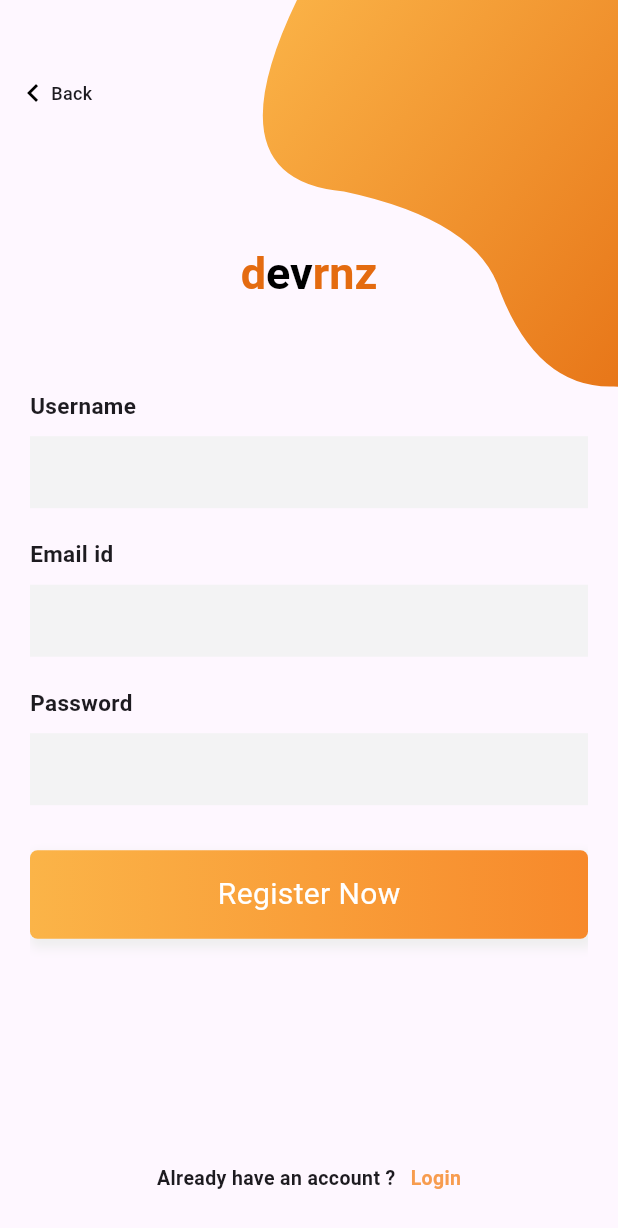
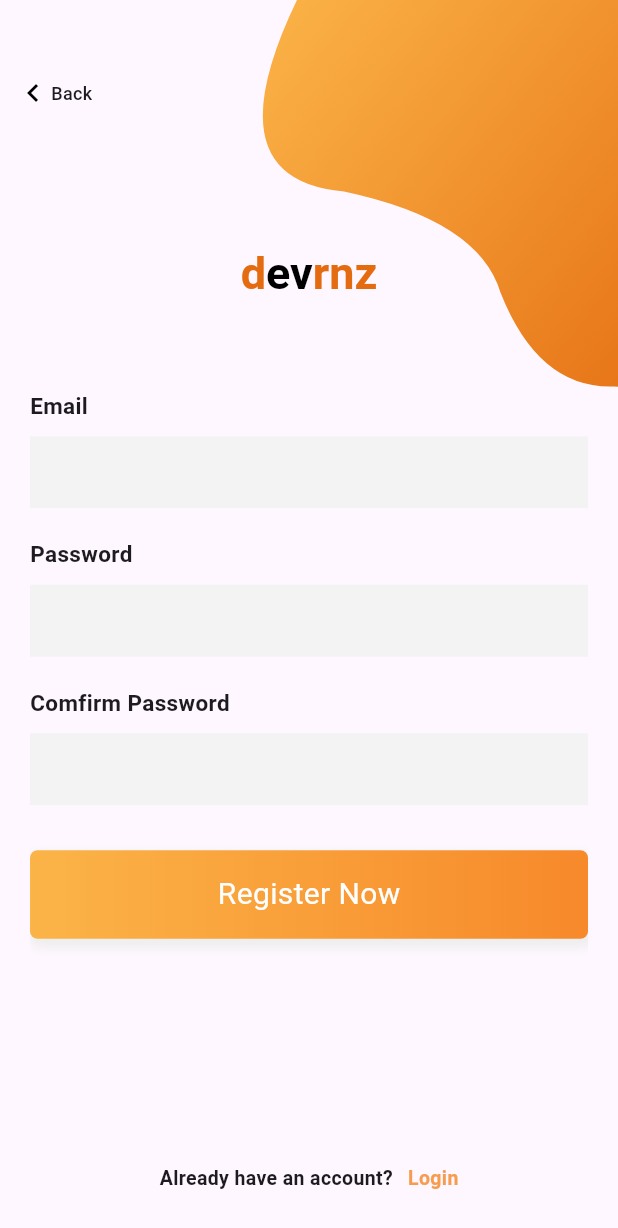
Before and after one commit to AlexD4722/urban_hamony, a Flutter app: the screen it shows after launch, after a tap on an icon or button, on a phone screen of 412 x 824 dp. Shown: the top 1228 px of the screen. Run offline on Flutter 3.47's test engine with Material 3 defaults, Android fonts, the phone set to English and light mode, and no system bars; our stand-ins replace cloud_firestore, firebase_auth, firebase_core, firebase_database, google_sign_in; accounts and stored records are empty.

Commit message:
done auth

```diff
--- a/lib/main.dart
+++ b/lib/main.dart
@@ -4,11 +4,22 @@ import 'package:provider/provider.dart';
 import 'package:urban_hamony/providers/root.dart';
 
 import 'app.dart';
+import 'bloc/app_bloc.dart';
+import 'firebase_options.dart';
 
 void main() async {
   WidgetsFlutterBinding.ensureInitialized();
-  await Firebase.initializeApp();
-  runApp(MultiProvider(providers: [
-    ChangeNotifierProvider(create: (context) => RootProvider()),
-  ], child: const Application()));
+  // final spf = await SharedPreferences.getInstance();
+  await Firebase.initializeApp(
+    options: DefaultFirebaseOptions.currentPlatform,
+  );
+  runApp(
+      ChangeNotifierProvider(
+        create: (_) => AppBloc(),
+        child: Application(
+          // sharedPreferences : spf,
+        ),
+      )
+  );
+
 }
--- /dev/null
+++ b/lib/models/auth_model.dart
@@ -0,0 +1,32 @@
+class UserModel {
+  String? fullName;
+  String? role;
+  String? email;
+  String? password;
+  bool? isHasProfile;
+  UserModel({
+    this.fullName,
+    this.role,
+    this.email,
+    this.password,
+    this.isHasProfile,
+  });
+
+  UserModel.fromJson(Map<String, dynamic> json) {
+    email = json['fullName'];
+    password = json['role'];
+    email = json['email'];
+    password = json['password'];
+    isHasProfile = json['isHasProfile'];
+  }
+
+  Map<String, dynamic> toJson() {
+    final Map<String, dynamic> data = new Map<String, dynamic>();
+    data['fullName'] = this.fullName;
+    data['role'] = this.role;
+    data['email'] = this.email;
+    data['password'] = this.password;
+    data['isHasProfile'] = this.isHasProfile;
+    return data;
+  }
+}
--- a/lib/widgets/login_page.dart
+++ b/lib/widgets/login_page.dart
@@ -1,4 +1,5 @@
 import 'package:flutter/material.dart';
+import 'package:urban_hamony/services/database_service.dart';
 import 'package:urban_hamony/widgets/signup.dart';
 
 import '../services/auth_google_service.dart';
@@ -13,6 +14,10 @@ class LoginPage extends StatefulWidget {
 }
 
 class _LoginPageState extends State<LoginPage> {
+  final TextEditingController _emailController = TextEditingController();
+  final TextEditingController _passwordController = TextEditingController();
+  DatabaseService _databaseService = DatabaseService();
+
   Widget _backButton() {
     return InkWell(
       onTap: () {
@@ -34,7 +39,7 @@ class _LoginPageState extends State<LoginPage> {
     );
   }
 
-  Widget _entryField(String title, {bool isPassword = false}) {
+  Widget _entryField(String title, TextEditingController controller, {bool isPassword = false}) {
     return Container(
       margin: EdgeInsets.symmetric(vertical: 10),
       child: Column(
@@ -48,6 +53,7 @@ class _LoginPageState extends State<LoginPage> {
             height: 10,
           ),
           TextField(
+              controller: controller,
               obscureText: isPassword,
               decoration: InputDecoration(
                   border: InputBorder.none,
@@ -59,7 +65,15 @@ class _LoginPageState extends State<LoginPage> {
   }
 
   Widget _submitButton() {
-    return Container(
+    return InkWell(
+      onTap: () async {
+        final currentUser = await _databaseService.login(
+          _emailController.text,
+          _passwordController.text
+        );
+        ///
+      },
+      child: Container(
         width: MediaQuery.of(context).size.width,
         padding: EdgeInsets.symmetric(vertical: 15),
         alignment: Alignment.center,
@@ -79,6 +93,7 @@ class _LoginPageState extends State<LoginPage> {
         child: Text(
           'Login',
           style: TextStyle(fontSize: 20, color: Colors.white),
+        ),
       ),
     );
   }
@@ -123,10 +138,7 @@ class _LoginPageState extends State<LoginPage> {
       elevation: 4,
       child: InkWell(
         onTap: () async {
-          final authGoogle =  await AuthService().signInWithGoogle();
-          print(authGoogle.user?.displayName);
-          print(authGoogle.user?.email);
-          print(authGoogle.user?.uid);
+          final currentUser = await AuthService().signInWithGoogle();
         },
         borderRadius: BorderRadius.circular(10),
         splashColor: Colors.white,
@@ -203,8 +215,8 @@ class _LoginPageState extends State<LoginPage> {
   Widget _emailPasswordWidget() {
     return Column(
       children: <Widget>[
-        _entryField("Email id"),
-        _entryField("Password", isPassword: true),
+        _entryField("Email", _emailController),
+        _entryField("Password", _passwordController, isPassword: true),
       ],
     );
   }
--- a/lib/widgets/signup.dart
+++ b/lib/widgets/signup.dart
@@ -1,4 +1,6 @@
 import 'package:flutter/material.dart';
+import 'package:urban_hamony/services/auth_google_service.dart';
+import 'package:urban_hamony/services/database_service.dart';
 
 import 'components/bezierContainer.dart';
 import 'login_page.dart';
@@ -13,6 +15,10 @@ class SignUpPage extends StatefulWidget {
 }
 
 class _SignUpPageState extends State<SignUpPage> {
+  final TextEditingController _emailController = TextEditingController();
+  final TextEditingController _passwordController = TextEditingController();
+  final TextEditingController _comfirmPasswordController = TextEditingController();
+  DatabaseService _databaseService = DatabaseService();
   Widget _backButton() {
     return InkWell(
       onTap: () {
@@ -34,7 +40,7 @@ class _SignUpPageState extends State<SignUpPage> {
     );
   }
 
-  Widget _entryField(String title, {bool isPassword = false}) {
+  Widget _entryField(String title, TextEditingController controller, {bool isPassword = false}) {
     return Container(
       margin: EdgeInsets.symmetric(vertical: 10),
       child: Column(
@@ -48,6 +54,7 @@ class _SignUpPageState extends State<SignUpPage> {
             height: 10,
           ),
           TextField(
+              controller: controller,
               obscureText: isPassword,
               decoration: InputDecoration(
                   border: InputBorder.none,
@@ -59,7 +66,20 @@ class _SignUpPageState extends State<SignUpPage> {
   }
 
   Widget _submitButton() {
-    return Container(
+    return InkWell(
+      onTap: ()async{
+
+        if(_passwordController.text == _comfirmPasswordController.text){
+          final signUpStatus = await _databaseService.addUser(_emailController.text, _passwordController.text);
+          if(signUpStatus){
+            final currentUser = await _databaseService.login(_emailController.text, _passwordController.text);
+            print(currentUser?.email);
+          } else {
+            print('Sign Up Failed');
+          }
+        }
+      },
+      child: Container(
         width: MediaQuery.of(context).size.width,
         padding: EdgeInsets.symmetric(vertical: 15),
         alignment: Alignment.center,
@@ -80,6 +100,7 @@ class _SignUpPageState extends State<SignUpPage> {
           'Register Now',
           style: TextStyle(fontSize: 20, color: Colors.white),
         ),
+      ),
     );
   }
 
@@ -97,7 +118,7 @@ class _SignUpPageState extends State<SignUpPage> {
           mainAxisAlignment: MainAxisAlignment.center,
           children: <Widget>[
             Text(
-              'Already have an account ?',
+              'Already have an account?',
               style: TextStyle(fontSize: 13, fontWeight: FontWeight.w600),
             ),
             SizedBox(
@@ -143,9 +164,9 @@ class _SignUpPageState extends State<SignUpPage> {
   Widget _emailPasswordWidget() {
     return Column(
       children: <Widget>[
-        _entryField("Username"),
-        _entryField("Email id"),
-        _entryField("Password", isPassword: true),
+        _entryField("Email", _emailController),
+        _entryField("Password", _passwordController, isPassword: true),
+        _entryField("Comfirm Password",_comfirmPasswordController, isPassword: true),
       ],
     );
   }
--- a/pubspec.yaml
+++ b/pubspec.yaml
@@ -39,6 +39,8 @@ dependencies:
   firebase_core: ^3.5.0
   google_sign_in: ^6.2.1
   firebase_auth: ^5.3.0
+  cloud_firestore: ^5.4.2
+  firebase_database: ^11.1.3
 
 #  flutter_login: ^5.0.0
 #  font_awesome_flutter: ^10.7.0
```
Also changed, not shown: lib/bloc/app_bloc.dart (added, +32 -0 lines), lib/services/auth_google_service.dart (+52 -3 lines), lib/services/database_service.dart (added, +244 -0 lines), pubspec.lock, 4 other files. Lines whose indentation alone changed are shown as unchanged.
